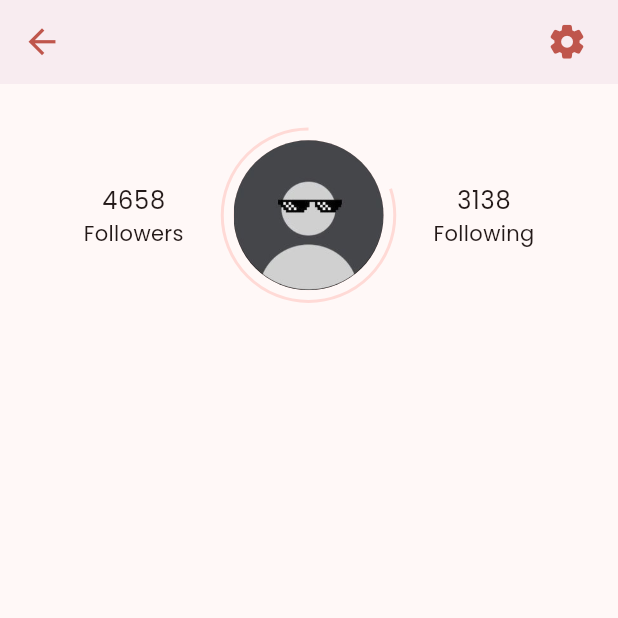
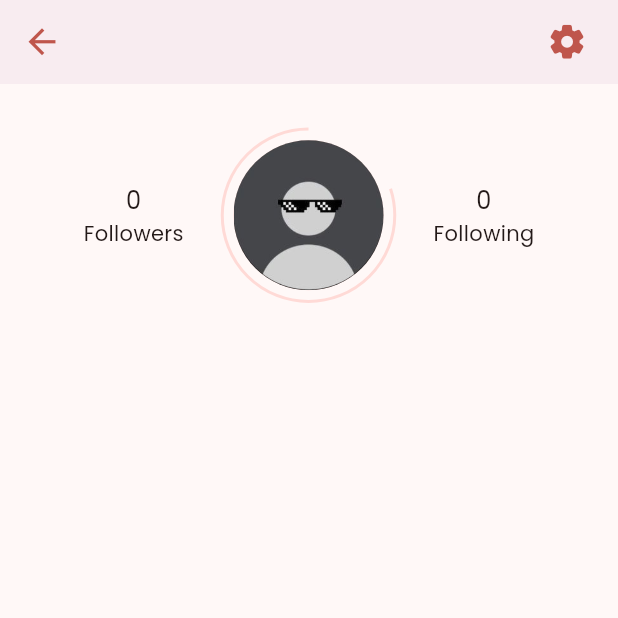
Before and after one commit to eliascreates/harmonia, a Flutter app: the HomeView screen opened directly, item 4 of the bottom bar chosen, on a phone screen of 412 x 824 dp, the top half of it. Run offline on Flutter 3.47's test engine with Material 2 defaults, Android fonts, the light colour scheme and no system bars; our stand-ins replace bloc, cloud_firestore, dartz, equatable, firebase_auth, firebase_core and 4 more; accounts and stored records are empty.

Commit message:
chore(profile): ensure profile section takes in the proper parameters and display that information, followers, avatar image, following

```diff
--- a/lib/features/profile/presentation/pages/profile_page.dart
+++ b/lib/features/profile/presentation/pages/profile_page.dart
@@ -12,7 +12,6 @@ class ProfilePage extends StatelessWidget {
   @override
   Widget build(BuildContext context) {
     final user = context.select((SignInBloc bloc) => bloc.state.user);
-    debugPrint('XXXXXXXXXXXXXXXXXXXXX${user.email} - id: ${user.uid}');
     return BlocProvider(
       create: (context) => ProfileCubit(
         getUserById: di.sl<GetUserById>(),
@@ -48,9 +47,13 @@ class ProfileView extends StatelessWidget {
       body: Column(
         children: [
           const SizedBox(height: 20),
-          const Padding(
-            padding: EdgeInsets.symmetric(horizontal: 20),
-            child: ProfileSection(),
+          Padding(
+            padding: const EdgeInsets.symmetric(horizontal: 20),
+            child: ProfileSection(
+              imageUrl: user.imageUrl,
+              followerCount: user.followerCount.toString(),
+              followingCount: user.followingCount.toString(),
+            ),
           ),
           Text(
             user.displayName.toUpperCase(),
@@ -63,7 +66,15 @@ class ProfileView extends StatelessWidget {
 }
 
 class ProfileSection extends StatelessWidget {
-  const ProfileSection({super.key});
+  const ProfileSection({
+    super.key,
+    required this.followingCount,
+    required this.followerCount,
+    required this.imageUrl,
+  });
+  final String followingCount;
+  final String followerCount;
+  final String imageUrl;
 
   @override
   Widget build(BuildContext context) {
@@ -76,7 +87,7 @@ class ProfileSection extends StatelessWidget {
           Column(
             mainAxisSize: MainAxisSize.min,
             children: [
-              Text('4658', style: theme.textTheme.bodyLarge),
+              Text(followerCount, style: theme.textTheme.bodyLarge),
               const Text('Followers'),
             ],
           ),
@@ -85,10 +96,12 @@ class ProfileSection extends StatelessWidget {
             child: Stack(
               alignment: Alignment.center,
               children: [
-                const CircleAvatar(
+                CircleAvatar(
                   radius: 50,
                   backgroundImage:
-                      AssetImage('assets/images/profile_image.jpeg'),
+                      const AssetImage('assets/images/profile_image.jpeg'),
+                  foregroundImage:
+                      imageUrl.isEmpty ? null : NetworkImage(imageUrl),
                 ),
                 Positioned.fill(
                   child: Transform.flip(
@@ -106,7 +119,9 @@ class ProfileSection extends StatelessWidget {
           Column(
             mainAxisSize: MainAxisSize.min,
             children: [
-              FittedBox(child: Text('3138', style: theme.textTheme.bodyLarge)),
+              FittedBox(
+                child: Text(followingCount, style: theme.textTheme.bodyLarge),
+              ),
               const Text('Following'),
             ],
           ),
```
